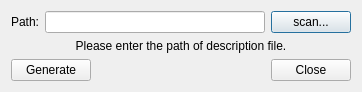
This is dialog.ui in hoolheart/XMLAuto_GUI as Qt 5 draws it before an edit. The edited form follows.
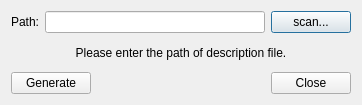
This is the edited form.

What changed in the file:
```diff
--- a/dialog.ui
+++ b/dialog.ui
@@ -7,7 +7,7 @@
     <x>0</x>
     <y>0</y>
     <width>362</width>
-    <height>92</height>
+    <height>105</height>
    </rect>
   </property>
   <property name="windowTitle">
```
Left out of the diff: 2 changed lines with no effect on the pictures.
